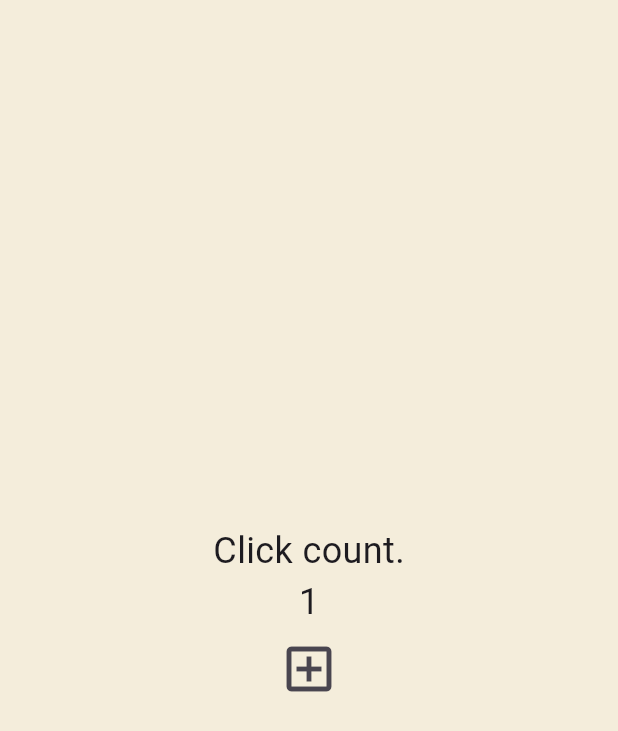
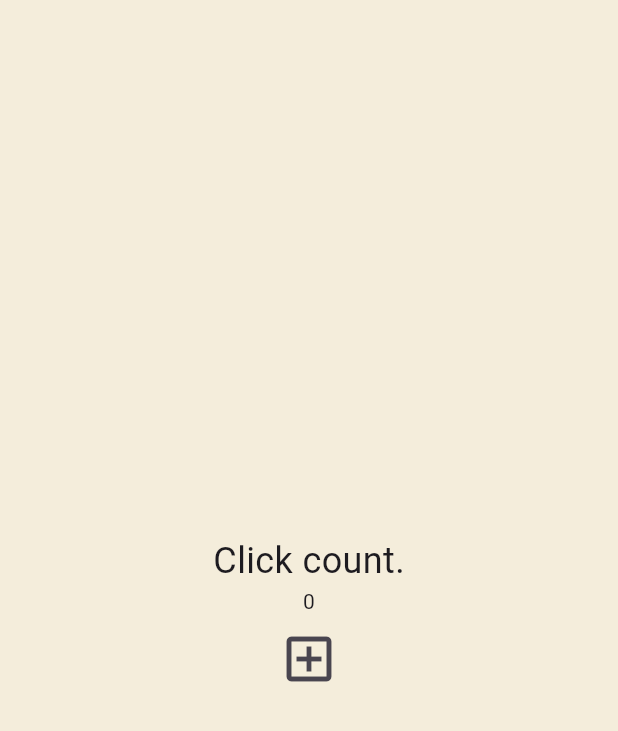
Before and after one commit to thekuhn37/flutter_stflwg, a Flutter app: the screen it shows after launch, after a tap on the "add box" icon, on a phone screen of 412 x 824 dp. Shown: the top 731 px of the screen. Run offline on Flutter 3.47's test engine with Material 3 defaults, Android fonts, the phone set to English and light mode, and no system bars.

Commit message:
4.2 Recap

```diff
--- a/lib/main.dart
+++ b/lib/main.dart
@@ -12,12 +12,17 @@
 // statefulwidget의 데이터는 또 하나의 클래스 프로퍼티이다.
 
 class _MyAppState extends State<MyApp> {
-  int counter = 0;
+  List<int> numbers = [];
+  // int counter = 0;
+
   void onClicked() {
     setState(() {
-      counter = counter + 1;
+      numbers.add(numbers.length);
+      // counter = counter + 1;
     });
   }
+  // setstate안에서 데이터의 변경이 발생하면 스테잇이 이걸 받아서 다시 데이터와
+  // UI를 업데이트 하라고 한다.
 
   @override
   Widget build(BuildContext context) {
@@ -34,12 +39,8 @@
                   fontSize: 24,
                 ),
               ),
-              Text(
-                "$counter",
-                style: const TextStyle(
-                  fontSize: 24,
-                ),
-              ),
+              for (var number in numbers) Text('$number'),
+              // collection for in dart. list의 각각의 항에 대한 동작 실행.
               IconButton(
                 iconSize: 40,
                 onPressed: onClicked,
```
